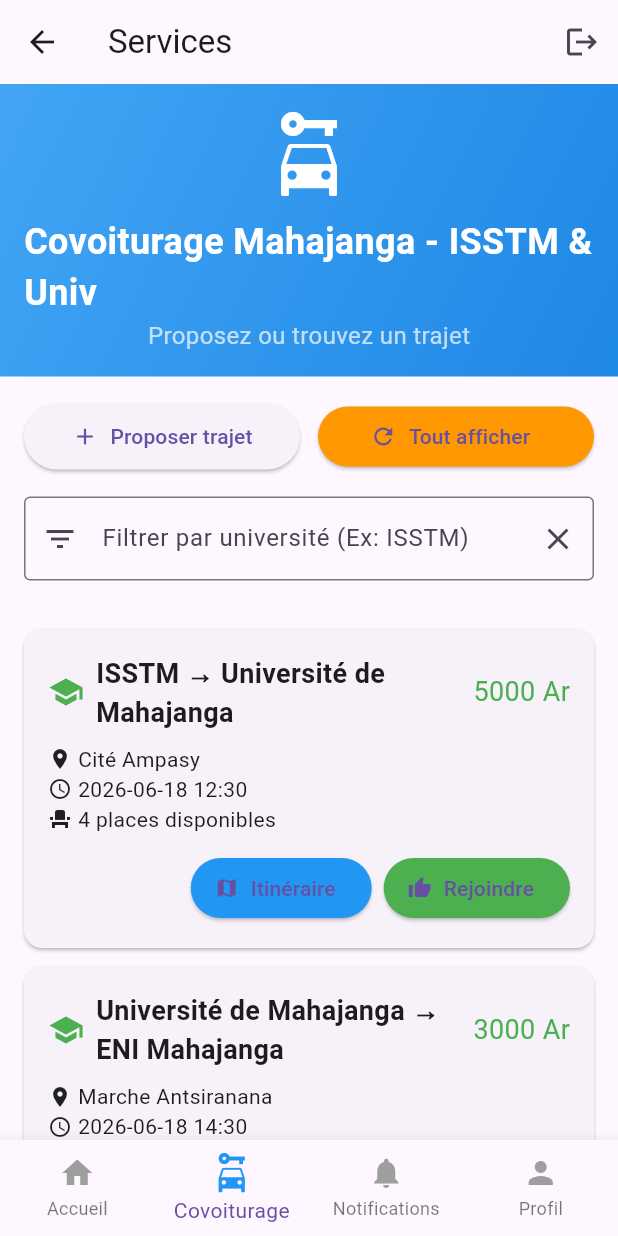
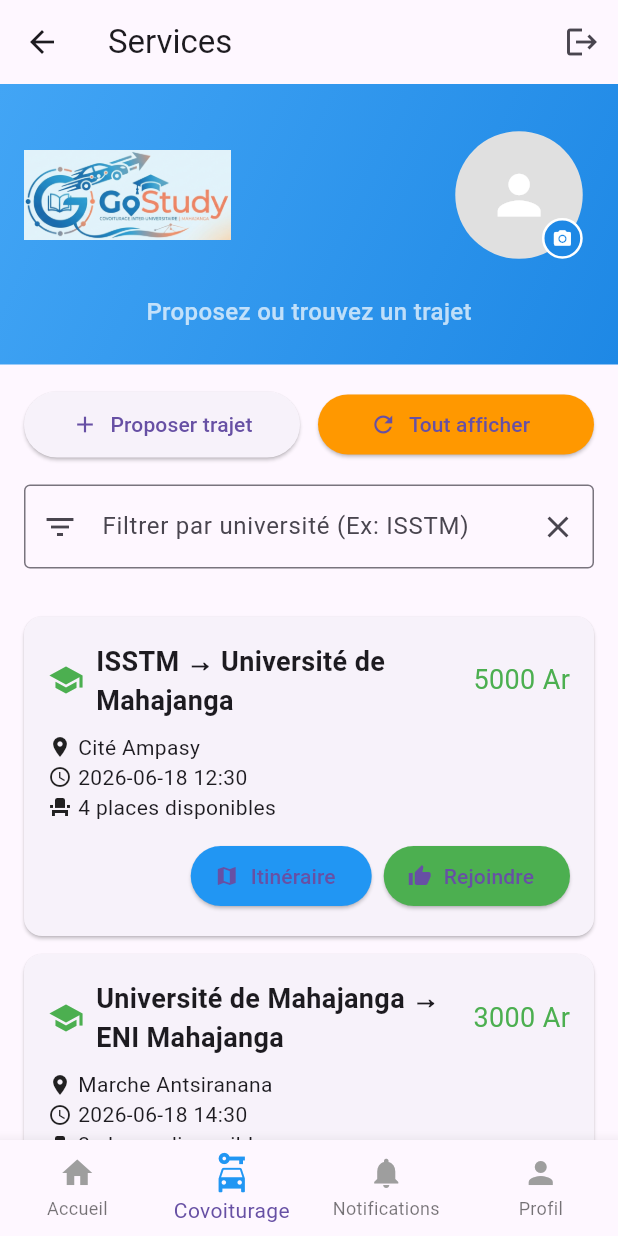
Before and after one commit to tinasoady/First_appmobil, a Flutter app: the HomePage screen opened by its route, item 2 of the bottom bar chosen, on a phone screen of 412 x 824 dp. Run offline on Flutter 3.47's test engine with Material 3 defaults, Android fonts, the phone set to English and light mode, and no system bars; our stand-ins replace cloud_firestore, firebase_auth, firebase_core, firebase_messaging, firebase_storage, flutter_local_notifications and 1 more; accounts and stored records are empty.

Commit message:
ajout de photo

```diff
--- a/lib/screens/service_screen.dart
+++ b/lib/screens/service_screen.dart
@@ -1,9 +1,12 @@
 import 'package:flutter/material.dart';
 import 'package:url_launcher/url_launcher.dart';
+import 'package:cloud_firestore/cloud_firestore.dart';
+import 'package:firebase_auth/firebase_auth.dart'; // Importé pour récupérer l'ID utilisateur unique
 import '../models/ride.dart';
 import '../services/firestore_service.dart';
 import '../services/notification_service.dart';
 import 'offer_ride_screen.dart';
+import '../widgets/profile_avatar.dart';
 
 class ServiceScreen extends StatefulWidget {
   final bool showSuccess;
@@ -56,11 +59,16 @@ class _ServiceScreenState extends State<ServiceScreen> {
 
   @override
   Widget build(BuildContext context) {
+    // Récupération dynamique de l'ID de l'utilisateur connecté
+    // (Si pas encore de système de login actif, remplace par une String fixe pour tester, ex: "test_user_123")
+    final String? userId = FirebaseAuth.instance.currentUser?.uid;
+
     return Column(
       children: [
-        // Header
+        // En-tête (Header) avec le Logo de GoStudy et l'Avatar de profil
         Container(
-          padding: const EdgeInsets.all(16),
+          width: double.infinity,
+          padding: const EdgeInsets.symmetric(vertical: 24, horizontal: 16),
           decoration: BoxDecoration(
             gradient: LinearGradient(
               colors: [Colors.blue.shade400, Colors.blue.shade600],
@@ -68,20 +76,66 @@ class _ServiceScreenState extends State<ServiceScreen> {
               end: Alignment.bottomRight,
             ),
           ),
-          child: const Column(
+          child: Column(
             children: [
-              Icon(Icons.car_rental, size: 64, color: Colors.white),
-              SizedBox(height: 8),
-              Text(
-                'Covoiturage Mahajanga - ISSTM & Univ',
-                style: TextStyle(fontSize: 24, fontWeight: FontWeight.bold, color: Colors.white),
+              // Ligne supérieure : Logo à gauche, Profil à droite
+              Row(
+                mainAxisAlignment: MainAxisAlignment.spaceBetween,
+                children: [
+                  Image.asset(
+                    'assets/images/logoGostudy.png',
+                    height: 60, // Ajusté légèrement pour s'aligner joliment avec l'avatar
+                    fit: BoxFit.contain,
+                  ),
+
+                  // Section Avatar connectée à Firestore
+                  if (userId != null)
+                    FutureBuilder<DocumentSnapshot>(
+                      future: FirebaseFirestore.instance.collection('utilisateur').doc(userId).get(),
+                      builder: (context, snapshot) {
+                        if (snapshot.connectionState == ConnectionState.waiting) {
+                          return const CircleAvatar(
+                            radius: 22,
+                            backgroundColor: Colors.white24,
+                            child: CircularProgressIndicator(strokeWidth: 2, color: Colors.white),
+                          );
+                        }
+
+                        String? photoUrl;
+                        if (snapshot.hasData && snapshot.data!.exists) {
+                          final data = snapshot.data!.data() as Map<String, dynamic>?;
+                          photoUrl = data?['photoUrl'];
+                        }
+
+                        // On applique un léger scale pour l'intégrer discrètement dans la barre supérieure
+                        return Transform.scale(
+                          scale: 0.85,
+                          child: ProfileAvatar(
+                            userId: userId,
+                            initialPhotoUrl: photoUrl,
+                          ),
+                        );
+                      },
+                    )
+                  else
+                    // Fallback visuel si l'utilisateur n'est pas détecté/connecté
+                    const CircleAvatar(
+                      radius: 22,
+                      backgroundColor: Colors.white24,
+                      child: Icon(Icons.person, color: Colors.white),
+                    ),
+                ],
               ),
-              Text('Proposez ou trouvez un trajet', style: TextStyle(fontSize: 16, color: Colors.white70)),
+              const SizedBox(height: 16),
+              const Text(
+                'Proposez ou trouvez un trajet',
+                style: TextStyle(fontSize: 16, color: Colors.white70, fontWeight: FontWeight.w500),
+              ),
             ],
           ),
         ),
 
-        // Buttons Action
+        // Boutons d'action (Proposer / Tout afficher)
         Padding(
           padding: const EdgeInsets.all(16),
           child: Row(
@@ -98,7 +152,6 @@ class _ServiceScreenState extends State<ServiceScreen> {
               Expanded(
                 child: ElevatedButton.icon(
                   onPressed: () {
-                    // CORRECTION : Utilisation de setState pour réinitialiser le filtre et rafraîchir le flux
                     setState(() {
                       _filterUniv = null;
                       _searchController.clear();
@@ -113,7 +166,7 @@ class _ServiceScreenState extends State<ServiceScreen> {
           ),
         ),
 
-        // Search/Filter Input
+        // Champ de saisie pour la recherche / filtrage
         Padding(
           padding: const EdgeInsets.symmetric(horizontal: 16),
           child: TextFormField(
@@ -137,14 +190,11 @@ class _ServiceScreenState extends State<ServiceScreen> {
         ),
         const SizedBox(height: 16),
 
-        // Rides List Stream
+        // Liste des trajets alimentée par Firestore et filtrée localement
         Expanded(
           child: StreamBuilder<List<Ride>>(
-            stream: _filterUniv != null
-                ? _firestoreService.getFilteredRidesStream(originUniv: _filterUniv)
-                : _firestoreService.getRidesStream(),
+            stream: _firestoreService.getRidesStream(),
             builder: (context, snapshot) {
-              // DIAGNOSTIC TECHNIQUE : Capture l'erreur exacte renvoyée par le moteur Firestore
               if (snapshot.hasError) {
                 return Center(
                   child: Padding(
@@ -165,13 +215,37 @@ class _ServiceScreenState extends State<ServiceScreen> {
               if (!snapshot.hasData || snapshot.data!.isEmpty) {
                 return const Center(
                   child: Text(
-                    'Aucun trajet disponible.\nAssurez-vous que les données existent en base.',
+                    'Aucun trajet disponible en base.',
                     textAlign: TextAlign.center,
                   ),
                 );
               }
 
-              final rides = snapshot.data!;
+              final allRides = snapshot.data!;
+
+              final rides = allRides.where((ride) {
+                if (_filterUniv == null || _filterUniv!.isEmpty) return true;
+
+                final query = _filterUniv!.toLowerCase();
+                final origin = ride.originUniv.toLowerCase();
+                final dest = ride.destUniv.toLowerCase();
+
+                return origin.contains(query) || dest.contains(query);
+              }).toList();
+
+              if (rides.isEmpty) {
+                return const Center(
+                  child: Padding(
+                    padding: EdgeInsets.all(16.0),
+                    child: Text(
+                      'Aucun trajet ne correspond à votre recherche.',
+                      style: TextStyle(fontSize: 16, color: Colors.grey),
+                      textAlign: TextAlign.center,
+                    ),
+                  ),
+                );
+              }
+
               return ListView.builder(
                 padding: const EdgeInsets.all(16),
                 itemCount: rides.length,
@@ -182,7 +256,7 @@ class _ServiceScreenState extends State<ServiceScreen> {
                     child: Padding(
                       padding: const EdgeInsets.all(16),
                       child: Column(
-                        crossAxisAlignment: CrossAxisAlignment.start,
+                        crossAxisAlignment : CrossAxisAlignment.start,
                         children: [
                           Row(
                             children: [
--- /dev/null
+++ b/lib/services/storage_service.dart
@@ -0,0 +1,50 @@
+import 'dart:io';
+import 'package:firebase_storage/firebase_storage.dart';
+import 'package:cloud_firestore/cloud_firestore.dart';
+import 'package:image_picker/image_picker.dart';
+
+class StorageService {
+  final FirebaseStorage _storage = FirebaseStorage.instance;
+  final FirebaseFirestore _firestore = FirebaseFirestore.instance;
+  final ImagePicker _picker = ImagePicker();
+
+  /// 1. Permet à l'utilisateur de choisir une image dans sa galerie
+  Future<File?> pickImage() async {
+    final XFile? pickedFile = await _picker.pickImage(
+      source: ImageSource.gallery,
+      imageQuality: 50, // Compresse l'image à 50% pour économiser la bande passante et le stockage
+      maxWidth: 400,    // Redimensionne la largeur max (suffisant pour un avatar)
+    );
+
+    if (pickedFile != null) {
+      return File(pickedFile.path);
+    }
+    return null; // L'utilisateur a annulé la sélection
+  }
+
+  /// 2. Upload l'image sur Firebase Storage et met à jour l'URL dans Firestore
+  Future<String?> uploadProfilePicture(String userId, File imageFile) async {
+    try {
+      // Définition de l'emplacement sur Storage : dossier 'profiles' / nom du fichier 'userId.jpg'
+      // Utiliser le userId écrase automatiquement l'ancienne photo, évitant les fichiers orphelins
+      Reference ref = _storage.ref().child('profiles').child('$userId.jpg');
+
+      // Envoi du fichier binaire
+      UploadTask uploadTask = ref.putFile(imageFile);
+      TaskSnapshot snapshot = await uploadTask;
+
+      // Récupération de l'URL publique générée par Firebase
+      String downloadUrl = await snapshot.ref.getDownloadURL();
+
+      // Mise à jour du document de l'utilisateur dans Firestore avec le nouveau lien
+      await _firestore.collection('utilisateur').doc(userId).update({
+        'photoUrl': downloadUrl,
+      });
+
+      return downloadUrl;
+    } catch (e) {
+      print("Erreur lors de l'upload de l'image : $e");
+      return null;
+    }
+  }
+}
--- /dev/null
+++ b/lib/widgets/profile_avatar.dart
@@ -0,0 +1,108 @@
+import 'dart:io';
+import 'package:flutter/material.dart';
+import '../services/storage_service.dart';
+
+class ProfileAvatar extends StatefulWidget {
+  final String userId;
+  final String? initialPhotoUrl;
+
+  const ProfileAvatar({
+    super.key,
+    required this.userId,
+    this.initialPhotoUrl,
+  });
+
+  @override
+  State<ProfileAvatar> createState() => _ProfileAvatarState();
+}
+
+class _ProfileAvatarState extends State<ProfileAvatar> {
+  final StorageService _storageService = StorageService();
+  String? _currentPhotoUrl;
+  bool _isLoading = false;
+
+  @override
+  void initState() {
+    super.initState();
+    _currentPhotoUrl = widget.initialPhotoUrl;
+  }
+
+  Future<void> _changePhoto() async {
+    // 1. Sélection de l'image
+    final File? image = await _storageService.pickImage();
+    if (image == null) return; // Annulé
+
+    setState(() => _isLoading = true);
+
+    // 2. Upload et récupération du lien
+    final String? newUrl = await _storageService.uploadProfilePicture(widget.userId, image);
+
+    if (newUrl != null) {
+      setState(() {
+        _currentPhotoUrl = newUrl;
+      });
+      ScaffoldMessenger.of(context).showSnackBar(
+        const SnackBar(content: Text('Photo de profil mise à jour !'), backgroundColor: Colors.green),
+      );
+    } else {
+      ScaffoldMessenger.of(context).showSnackBar(
+        const SnackBar(content: Text('Échec de la mise à jour de la photo.'), backgroundColor: Colors.red),
+      );
+    }
+
+    setState(() => _isLoading = false);
+  }
+
+  @override
+  Widget build(BuildContext context) {
+    return GestureDetector(
+      onTap: _isLoading ? null : _changePhoto, // Désactivé pendant le chargement
+      child: Stack(
+        alignment: Alignment.center,
+        children: [
+          // L'avatar circulaire
+          CircleAvatar(
+            radius: 50,
+            backgroundColor: Colors.grey.shade300,
+            backgroundImage: _currentPhotoUrl != null && _currentPhotoUrl!.isNotEmpty
+                ? NetworkImage(_currentPhotoUrl!)
+                : null,
+            child: _currentPhotoUrl == null || _currentPhotoUrl!.isEmpty
+                ? const Icon(Icons.person, size: 50, color: Colors.white)
+                : null,
+          ),
+
+          // Indicateur visuel pendant le téléversement
+          if (_isLoading)
+            Positioned.fill(
+              child: Container(
+                decoration: const BoxDecoration(
+                  color: Colors.black45,
+                  shape: BoxShape.circle,
+                ),
+                child: const Center(
+                  child: CircularProgressIndicator(color: Colors.white),
+                ),
+              ),
+            ),
+
+          // Petit badge en forme d'appareil photo en bas à droite
+          if (!_isLoading)
+            Positioned(
+              bottom: 0,
+              right: 0,
+              child: Container(
+                padding: const EdgeInsets.all(6),
+                decoration: BoxDecoration(
+                  color: Colors.blue.shade600,
+                  shape: BoxShape.circle,
+                  border: Border.all(color: Colors.white, width: 2),
+                ),
+                child: const Icon(Icons.camera_alt, size: 16, color: Colors.white),
+              ),
+            ),
+        ],
+      ),
+    );
+  }
+}
--- a/pubspec.yaml
+++ b/pubspec.yaml
@@ -38,6 +38,8 @@ dependencies:
   google_maps_flutter: ^2.7.0
   firebase_messaging: ^15.2.10
   flutter_local_notifications: ^17.0.0
+  firebase_storage: ^12.1.2
+  image_picker: ^1.1.2
 
 
   # The following adds the Cupertino Icons font to your application.
```
Also changed, not shown: pubspec.lock, 6 other files.
